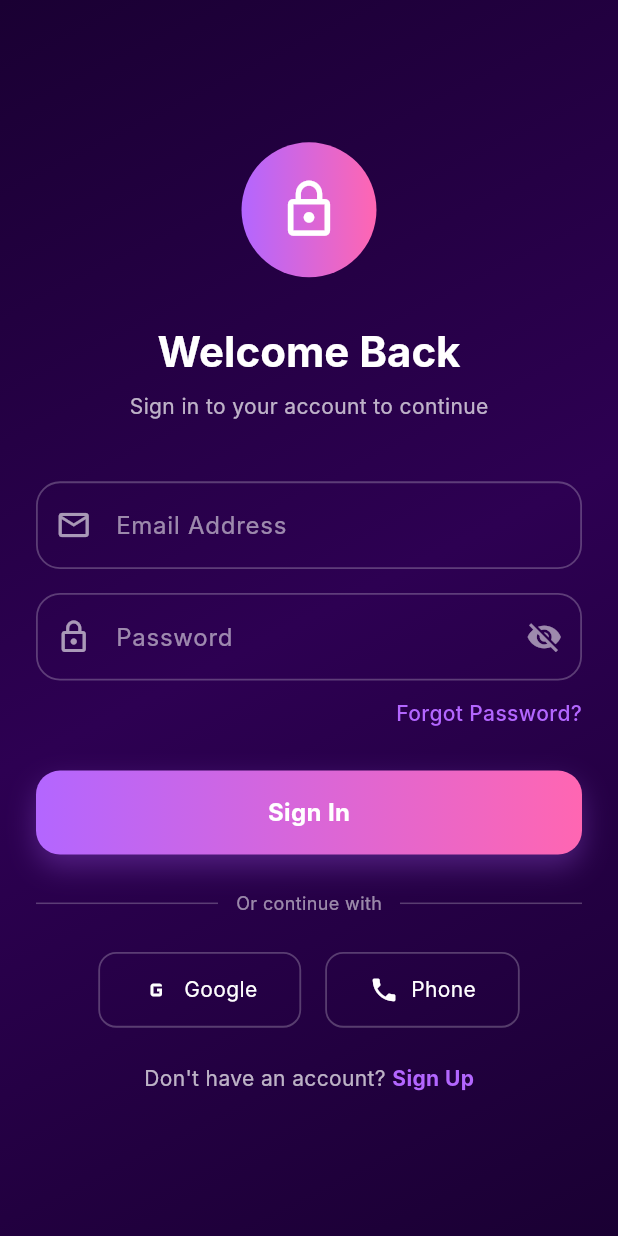
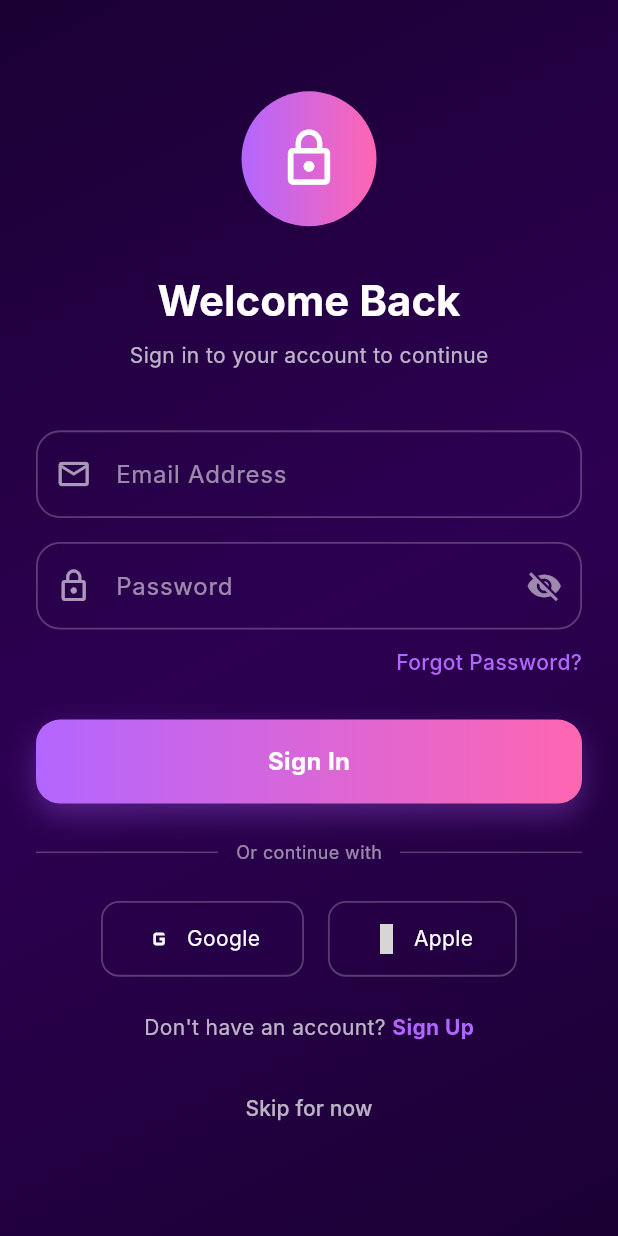
Before and after one commit to hailishronaldo/AI-TUTOR-APP, a Flutter app: the OnboardingScreen screen opened directly, after a tap on "Skip", on a phone screen of 412 x 824 dp. Run offline on Flutter 3.47's test engine with Material 3 defaults, Android fonts, the phone set to English and light mode, and no system bars; our stand-ins replace firebase_auth, firebase_core, google_sign_in, shared_preferences; accounts and stored records are empty; Roboto replaces fonts that are missing (Inter); statements that could not run were skipped; grey boxes are pictures that could not be loaded.

Commit message:
Feat: Add skip for now and Apple sign-in options (#8)
Co-authored-by: Cursor Agent <cursoragent@cursor.com>
Co-authored-by: hailishronaldo <hailishronaldo@gmail.com>

```diff
--- a/lib/main.dart
+++ b/lib/main.dart
@@ -1,4 +1,5 @@
 import 'package:flutter/material.dart';
+import 'package:flutter/cupertino.dart';
 import 'package:shared_preferences/shared_preferences.dart';
 import 'package:firebase_core/firebase_core.dart';
 import 'package:firebase_auth/firebase_auth.dart';
@@ -46,14 +47,14 @@ class LaunchDecider extends StatelessWidget {
   const LaunchDecider({super.key});
 
   Future<Widget> _getInitialScreen() async {
-    final SharedPreferences prefs = await SharedPreferences.getInstance();
-    final bool isOnboardingComplete =
-        prefs.getBool(kOnboardingCompleteKey) ?? false;
-    if (!isOnboardingComplete) {
-      return const OnboardingScreen();
-    }
-
-    return const AuthGate();
+    // final SharedPreferences prefs = await SharedPreferences.getInstance();
+    // final bool isOnboardingComplete =
+    //     prefs.getBool(kOnboardingCompleteKey) ?? false;
+    // if (!isOnboardingComplete) {
+    //   return const OnboardingScreen();
+    // }
+    // return const AuthGate();
+    return const OnboardingScreen();
   }
 
   @override
@@ -213,7 +214,7 @@ class _OnboardingScreenState extends State<OnboardingScreen> {
 
   Future<void> _completeOnboarding() async {
     final SharedPreferences prefs = await SharedPreferences.getInstance();
-    await prefs.setBool(kOnboardingCompleteKey, true);
+    // await prefs.setBool(kOnboardingCompleteKey, true);
     if (!mounted) return;
     Navigator.of(context).pushReplacement(
       MaterialPageRoute(builder: (_) => const AuthScreen()),
@@ -482,6 +483,19 @@ class _AuthScreenState extends State<AuthScreen> with TickerProviderStateMixin {
                           ),
                         ],
                       ),
+                      const SizedBox(height: 20),
+                      TextButton(
+                        onPressed: () {
+                          Navigator.of(context).pushAndRemoveUntil(
+                            MaterialPageRoute(builder: (_) => const HomeScreen()),
+                            (route) => false,
+                          );
+                        },
+                        child: const Text(
+                          'Skip for now',
+                          style: TextStyle(color: Colors.white70),
+                        ),
+                      ),
                     ],
                   ),
                 ),
@@ -742,9 +756,22 @@ class _SignUpFormState extends State<SignUpForm> {
                 },
         ),
         const SizedBox(height: 24),
-        const DividerWithText(label: 'Or sign up with'),
+        const DividerWithText(label: 'Or continue with'),
         const SizedBox(height: 24),
         const SocialRow(),
+        const SizedBox(height: 20),
+        TextButton(
+          onPressed: () {
+            Navigator.of(context).pushAndRemoveUntil(
+              MaterialPageRoute(builder: (_) => const HomeScreen()),
+              (route) => false,
+            );
+          },
+          child: const Text(
+            'Skip for now',
+            style: TextStyle(color: Colors.white70),
+          ),
+        ),
       ],
     );
   }
@@ -937,11 +964,11 @@ class SocialRow extends StatelessWidget {
         ),
         const SizedBox(width: 16),
         SocialButton(
-          icon: Icons.phone,
-          label: 'Phone',
+          icon: CupertinoIcons.logo_apple,
+          label: 'Apple',
           onPressed: () async {
             ScaffoldMessenger.of(context).showSnackBar(
-              const SnackBar(content: Text('Phone sign-in not implemented')),
+              const SnackBar(content: Text('Apple sign-in not implemented')),
             );
           },
         ),
```
